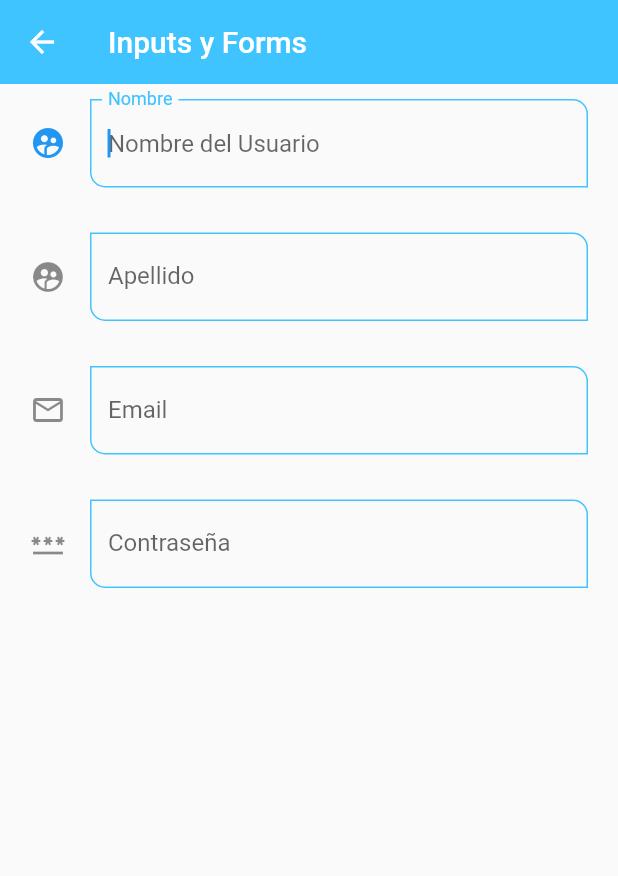
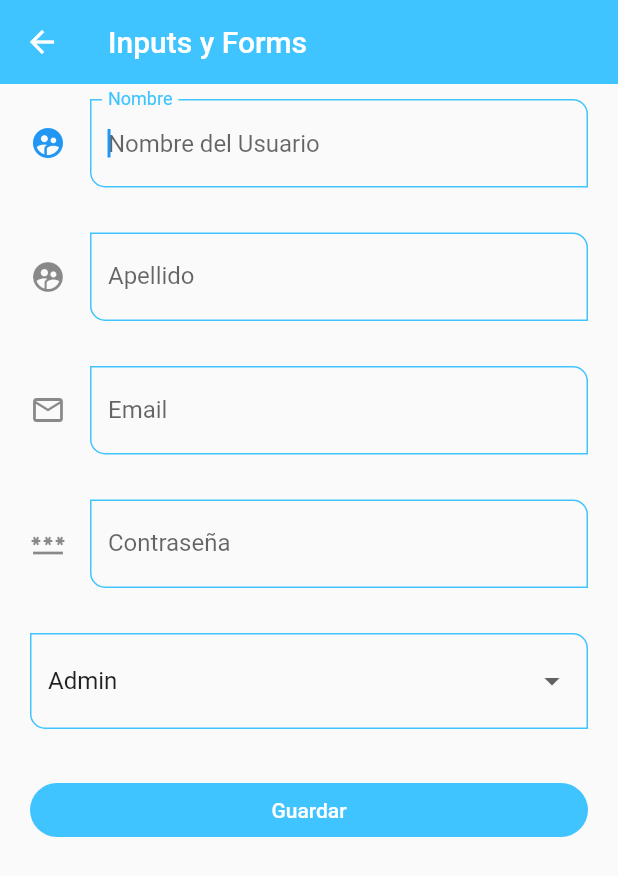
Before and after one commit to e-estrada/flutter-components, a Flutter app: the InputsScreen screen opened by its route, on a phone screen of 412 x 824 dp. Shown: the top 876 px of the screen. Run offline on Flutter 3.47's test engine with Material 2 defaults, Android fonts, the phone set to English and light mode, and no system bars.

Commit message:
Personalización de Inputs y DropdownMenuItem

```diff
--- a/lib/screens/inputs_screen.dart
+++ b/lib/screens/inputs_screen.dart
@@ -7,6 +7,16 @@ class InputsScreen extends StatelessWidget {
 
   @override
   Widget build(BuildContext context) {
+    final GlobalKey<FormState> myFormKey = GlobalKey<FormState>();
+
+    final Map<String, String> formValues = {
+      'first_name': 'Erick',
+      'last_name': 'Estrada',
+      'email': 'eof105@gmail.com',
+      'password': '123456',
+      'role': 'Admin'
+    };
+
     return Scaffold(
       appBar: AppBar(
         title: const Text("Inputs y Forms"),
@@ -14,37 +24,71 @@ class InputsScreen extends StatelessWidget {
       body: SingleChildScrollView(
         child: Padding(
           padding: const EdgeInsets.symmetric(horizontal: 20, vertical: 10),
+          child: Form(
+            key: myFormKey,
             child: Column(
-            children: const [
-
-              CustomInputField(labelText: "Nombre", hintText: "Nombre del Usuario", icon: Icons.supervised_user_circle,),
-
-              SizedBox(height: 30),
-
+              children: [
+                CustomInputField(
+                  labelText: "Nombre",
+                  hintText: "Nombre del Usuario",
+                  icon: Icons.supervised_user_circle,
+                  formProperty: 'first_name',
+                  formValues: formValues,
+                ),
+                const SizedBox(height: 30),
                 CustomInputField(
                   labelText: "Apellido",
                   hintText: "Apellido del Usuario",
                   icon: Icons.supervised_user_circle,
+                  formProperty: 'last_name',
+                  formValues: formValues,
                 ),
-
-              SizedBox(height: 30),
-
+                const SizedBox(height: 30),
                 CustomInputField(
                   labelText: "Email",
                   hintText: "Email del Usuario",
                   icon: Icons.email_outlined,
                   keyboardType: TextInputType.emailAddress,
+                  formProperty: 'email',
+                  formValues: formValues,
                 ),
-
-                            SizedBox(height: 30),
+                const SizedBox(height: 30),
                 CustomInputField(
                   labelText: "Contraseña",
                   hintText: "",
                   icon: Icons.password_outlined,
                   obscureText: true,
+                  formProperty: 'password',
+                  formValues: formValues,
                 ),
+                const SizedBox(height: 30),
 
+                DropdownButtonFormField(
+                  value: 'Admin',
+                  items: const [
+                    DropdownMenuItem(value: "Admin", child: Text("Admin")),
+                    DropdownMenuItem(value: "SuperUser", child: Text("SuperUser")),
+                    DropdownMenuItem(value: "Developer", child: Text("Developer")),
+                    DropdownMenuItem(value: "Jr Developer", child: Text("Jr Developer")),
                   ],
+                  onChanged: (value) {
+                    print(value);
+                    formValues['role'] = value ?? 'Admin';
+                  },
+                ),
+                const SizedBox(height: 30),
+                ElevatedButton(
+                    onPressed: () {
+                      FocusScope.of(context).requestFocus(FocusNode());
+                      if (!myFormKey.currentState!.validate()) {
+                        print("Form no valido");
+                        return;
+                      }
+                      print(formValues);
+                    },
+                    child: const SizedBox(width: double.infinity, child: Center(child: Text("Guardar"))))
+              ],
+            ),
           ),
         ),
       ),
--- a/lib/widgets/custom_input_field.dart
+++ b/lib/widgets/custom_input_field.dart
@@ -8,6 +8,8 @@ class CustomInputField extends StatelessWidget {
   final IconData? suffixIcon;
   final TextInputType? keyboardType;
   final bool obscureText;
+  final String formProperty;
+  final Map<String, dynamic> formValues;
 
   const CustomInputField({
     Key? key,
@@ -18,6 +20,8 @@ class CustomInputField extends StatelessWidget {
     this.suffixIcon,
     this.keyboardType,
     this.obscureText = false,
+    required this.formProperty,
+    required this.formValues,
   }) : super(key: key);
 
   @override
@@ -43,7 +47,7 @@ class CustomInputField extends StatelessWidget {
         icon: icon == null ? null : Icon(icon),
       ),
       onChanged: (value) {
-        // print(value);
+        formValues[formProperty] = value;
       },
     );
   }
```
Lines whose indentation alone changed are shown as unchanged.
